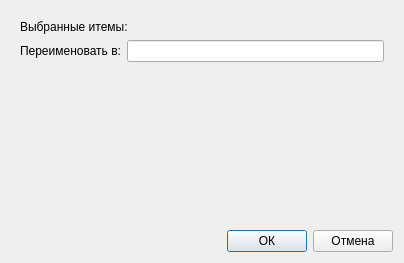
The window that dialog.ui (shurk4/QR) describes before a commit, drawn with Qt 5.
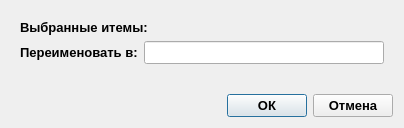
The same window after the commit.

Diff of the .ui file:
```diff
--- a/dialog.ui
+++ b/dialog.ui
@@ -7,9 +7,15 @@
     <x>0</x>
     <y>0</y>
     <width>404</width>
-    <height>263</height>
+    <height>128</height>
    </rect>
   </property>
+  <property name="font">
+   <font>
+    <pointsize>10</pointsize>
+    <bold>true</bold>
+   </font>
+  </property>
   <property name="windowTitle">
    <string>Объединение кодов</string>
   </property>
```
